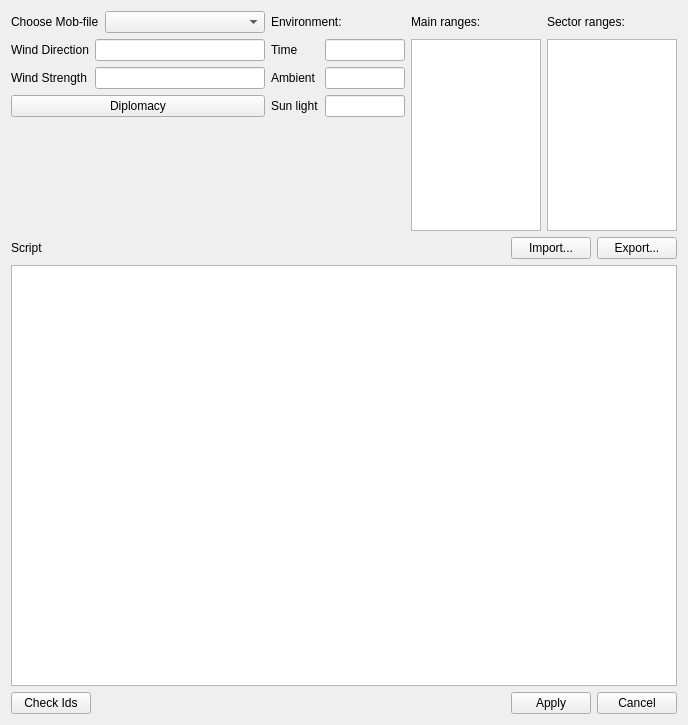
Old version of the form mobParameters.ui in the repository konstvest/ei_maper.
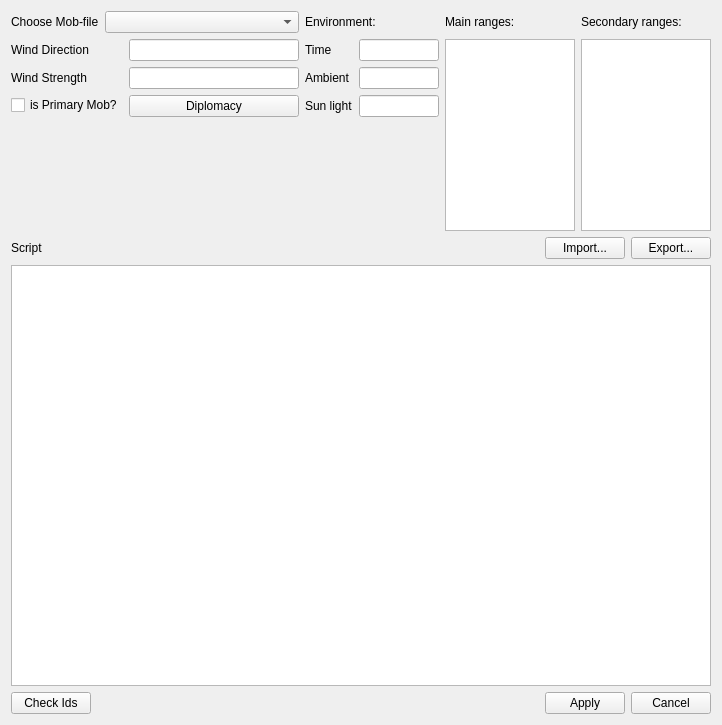
New version of the form.

Commit message: show mob primary flag in parameters

What changed in the file:
```diff
--- a/mobParameters.ui
+++ b/mobParameters.ui
@@ -119,7 +119,7 @@
         </sizepolicy>
        </property>
        <property name="text">
-        <string>Sector ranges:</string>
+        <string>Secondary ranges:</string>
        </property>
       </widget>
      </item>
@@ -256,7 +256,14 @@
          </property>
         </widget>
        </item>
-       <item row="2" column="0" colspan="2">
+       <item row="2" column="0">
+        <widget class="QCheckBox" name="isPrimaryBox">
+         <property name="text">
+          <string>is Primary Mob?</string>
+         </property>
+        </widget>
+       </item>
+       <item row="2" column="1">
         <widget class="QPushButton" name="diplomacyButton">
          <property name="text">
           <string>Diplomacy</string>
```
The commit also changes 3 other files.
